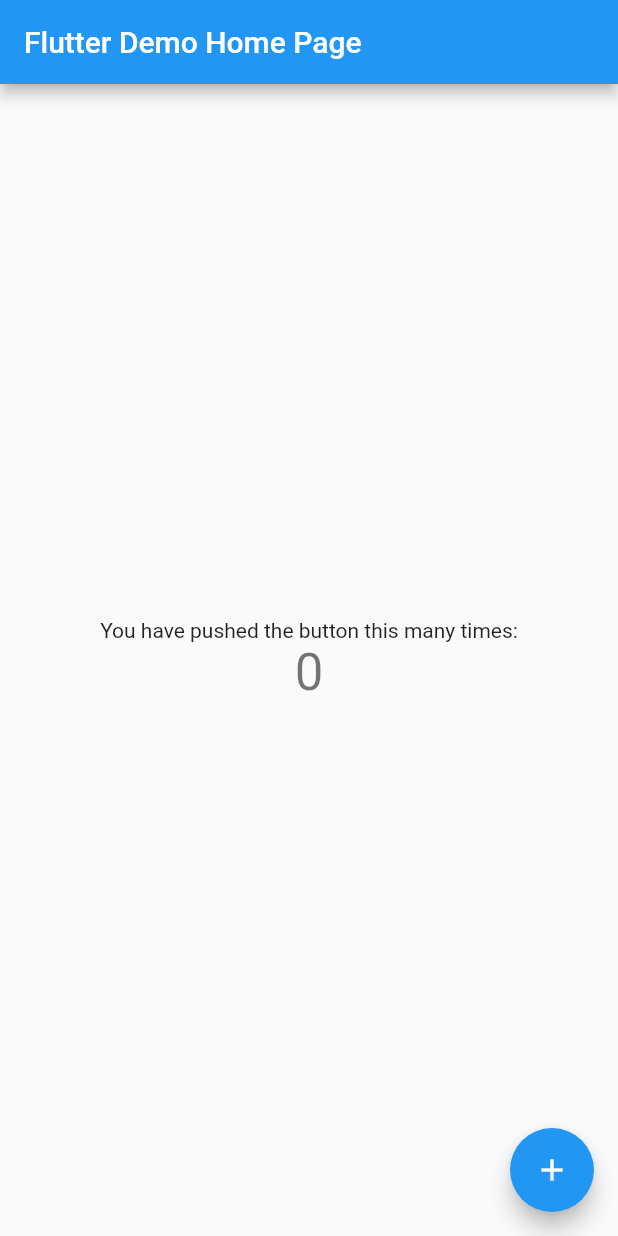
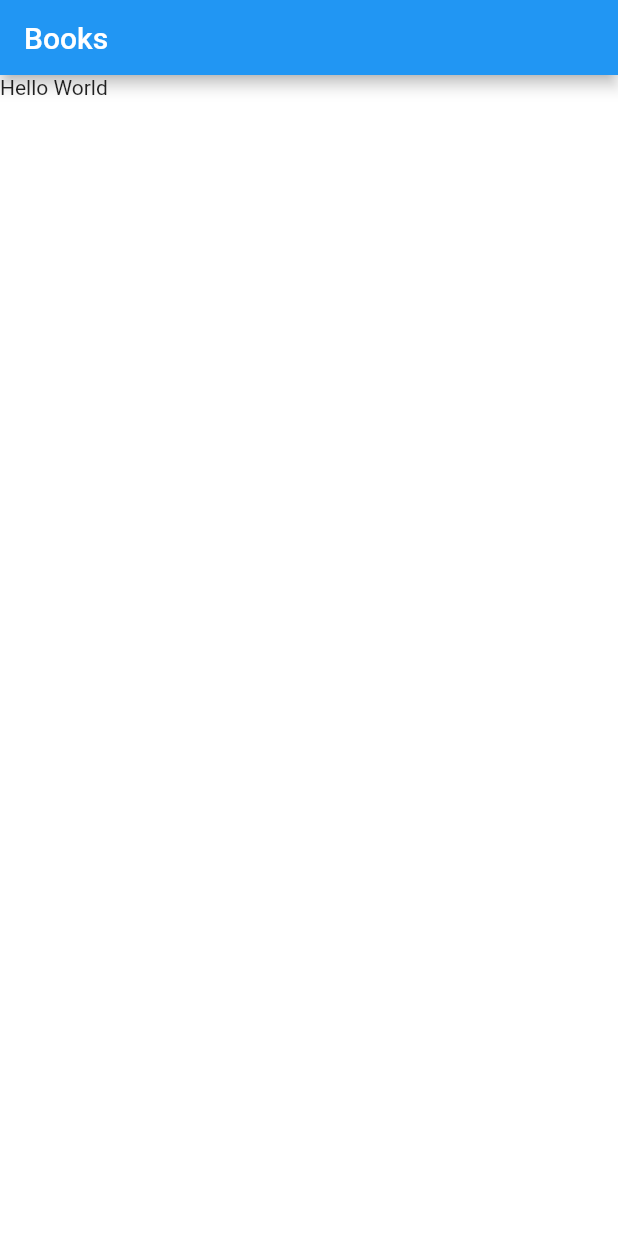
Before and after one commit to shanesblume13/two_books, a Flutter app: the screen it shows after launch, on a phone screen of 412 x 824 dp. Run offline on Flutter 3.47's test engine with Material 2 defaults, Android fonts, the light colour scheme and no system bars; our stand-ins replace dio.

Commit message:
Removing boilerplate counter code and adding simple screens.

```diff
--- a/lib/main.dart
+++ b/lib/main.dart
@@ -1,4 +1,5 @@
 import 'package:flutter/material.dart';
+import 'package:two_books/screens/home_screen.dart';
 
 void main() {
   runApp(const MyApp());
@@ -13,103 +14,10 @@
     return MaterialApp(
       title: 'Flutter Demo',
       theme: ThemeData(
-        // This is the theme of your application.
-        //
-        // Try running your application with "flutter run". You'll see the
-        // application has a blue toolbar. Then, without quitting the app, try
-        // changing the primarySwatch below to Colors.green and then invoke
-        // "hot reload" (press "r" in the console where you ran "flutter run",
-        // or simply save your changes to "hot reload" in a Flutter IDE).
-        // Notice that the counter didn't reset back to zero; the application
-        // is not restarted.
         primarySwatch: Colors.blue,
+        visualDensity: VisualDensity.adaptivePlatformDensity,
       ),
-      home: const MyHomePage(title: 'Flutter Demo Home Page'),
+      home: const HomeScreen(),
     );
   }
 }
-
-class MyHomePage extends StatefulWidget {
-  const MyHomePage({Key? key, required this.title}) : super(key: key);
-
-  // This widget is the home page of your application. It is stateful, meaning
-  // that it has a State object (defined below) that contains fields that affect
-  // how it looks.
-
-  // This class is the configuration for the state. It holds the values (in this
-  // case the title) provided by the parent (in this case the App widget) and
-  // used by the build method of the State. Fields in a Widget subclass are
-  // always marked "final".
-
-  final String title;
-
-  @override
-  State<MyHomePage> createState() => _MyHomePageState();
-}
-
-class _MyHomePageState extends State<MyHomePage> {
-  int _counter = 0;
-
-  void _incrementCounter() {
-    setState(() {
-      // This call to setState tells the Flutter framework that something has
-      // changed in this State, which causes it to rerun the build method below
-      // so that the display can reflect the updated values. If we changed
-      // _counter without calling setState(), then the build method would not be
-      // called again, and so nothing would appear to happen.
-      _counter++;
-    });
-  }
-
-  @override
-  Widget build(BuildContext context) {
-    // This method is rerun every time setState is called, for instance as done
-    // by the _incrementCounter method above.
-    //
-    // The Flutter framework has been optimized to make rerunning build methods
-    // fast, so that you can just rebuild anything that needs updating rather
-    // than having to individually change instances of widgets.
-    return Scaffold(
-      appBar: AppBar(
-        // Here we take the value from the MyHomePage object that was created by
-        // the App.build method, and use it to set our appbar title.
-        title: Text(widget.title),
-      ),
-      body: Center(
-        // Center is a layout widget. It takes a single child and positions it
-        // in the middle of the parent.
-        child: Column(
-          // Column is also a layout widget. It takes a list of children and
-          // arranges them vertically. By default, it sizes itself to fit its
-          // children horizontally, and tries to be as tall as its parent.
-          //
-          // Invoke "debug painting" (press "p" in the console, choose the
-          // "Toggle Debug Paint" action from the Flutter Inspector in Android
-          // Studio, or the "Toggle Debug Paint" command in Visual Studio Code)
-          // to see the wireframe for each widget.
-          //
-          // Column has various properties to control how it sizes itself and
-          // how it positions its children. Here we use mainAxisAlignment to
-          // center the children vertically; the main axis here is the vertical
-          // axis because Columns are vertical (the cross axis would be
-          // horizontal).
-          mainAxisAlignment: MainAxisAlignment.center,
-          children: <Widget>[
-            const Text(
-              'You have pushed the button this many times:',
-            ),
-            Text(
-              '$_counter',
-              style: Theme.of(context).textTheme.headline4,
-            ),
-          ],
-        ),
-      ),
-      floatingActionButton: FloatingActionButton(
-        onPressed: _incrementCounter,
-        tooltip: 'Increment',
-        child: const Icon(Icons.add),
-      ), // This trailing comma makes auto-formatting nicer for build methods.
-    );
-  }
-}
--- /dev/null
+++ b/lib/screens/books_screen.dart
@@ -0,0 +1,15 @@
+import 'package:flutter/material.dart';
+
+class BooksScreen extends StatefulWidget {
+  const BooksScreen({Key? key}) : super(key: key);
+
+  @override
+  _BooksScreenState createState() => _BooksScreenState();
+}
+
+class _BooksScreenState extends State<BooksScreen> {
+  @override
+  Widget build(BuildContext context) {
+    return const Text('Hello World');
+  }
+}
--- /dev/null
+++ b/lib/screens/home_screen.dart
@@ -0,0 +1,38 @@
+import 'package:flutter/material.dart';
+import 'package:two_books/screens/books_screen.dart';
+
+class HomeScreen extends StatefulWidget {
+  const HomeScreen({Key? key}) : super(key: key);
+
+  @override
+  _HomeScreenState createState() => _HomeScreenState();
+}
+
+class _HomeScreenState extends State<HomeScreen> {
+  @override
+  initState() {
+    super.initState();
+  }
+
+  @override
+  Widget build(BuildContext context) {
+    return Scaffold(
+      backgroundColor: Colors.white,
+      appBar: PreferredSize(
+        preferredSize: const Size.fromHeight(50.0),
+        child: AppBar(
+          backgroundColor: Colors.blue,
+          title: const Text(
+            'Books',
+            style: TextStyle(
+              color: Colors.white,
+            ),
+          ),
+        ),
+      ),
+      body: const SafeArea(
+        child: BooksScreen(),
+      ),
+    );
+  }
+}
```
